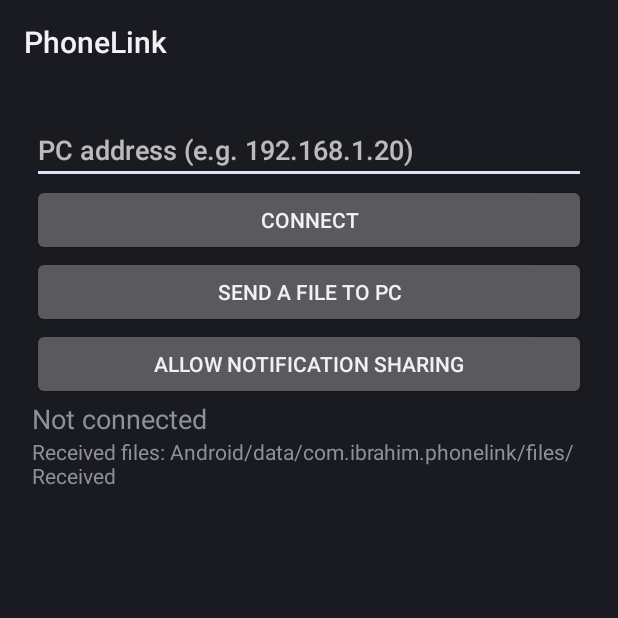
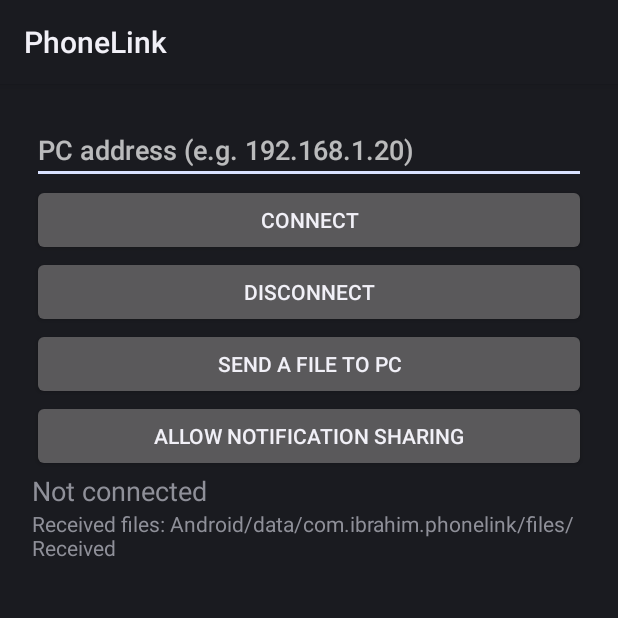
Before and after one commit to Ibrahim-EG/PhoneLink, an Android app: the screen it shows after launch (MainActivity), on a phone screen of 412 x 824 dp, the top half of it. Run offline under Robolectric (Android 15) with nearby library versions, the phone set to English and light mode, and no system bars.

Commit message:
Add Disconnect button to MainActivity

```diff
--- a/android/app/src/main/java/com/ibrahim/phonelink/MainActivity.kt
+++ b/android/app/src/main/java/com/ibrahim/phonelink/MainActivity.kt
@@ -20,6 +20,7 @@ class MainActivity : Activity() {
         fun btn(t: String, a: () -> Unit) = Button(this).also { it.text = t; it.setOnClickListener { a() }; l.addView(it) }
         l.addView(host)
         btn("Connect") { startService(Intent(this, LinkService::class.java)); Link.connect(applicationContext, host.text.toString().trim().substringBefore(":")) }
+        btn("Disconnect") { Link.stop() }
         btn("Send a file to PC") { startActivityForResult(Intent(Intent.ACTION_OPEN_DOCUMENT).setType("*/*").addCategory(Intent.CATEGORY_OPENABLE), 1) }
         btn("Allow notification sharing") { startActivity(Intent("android.settings.ACTION_NOTIFICATION_LISTENER_SETTINGS")) }
         confirmRow = LinearLayout(this)
```
